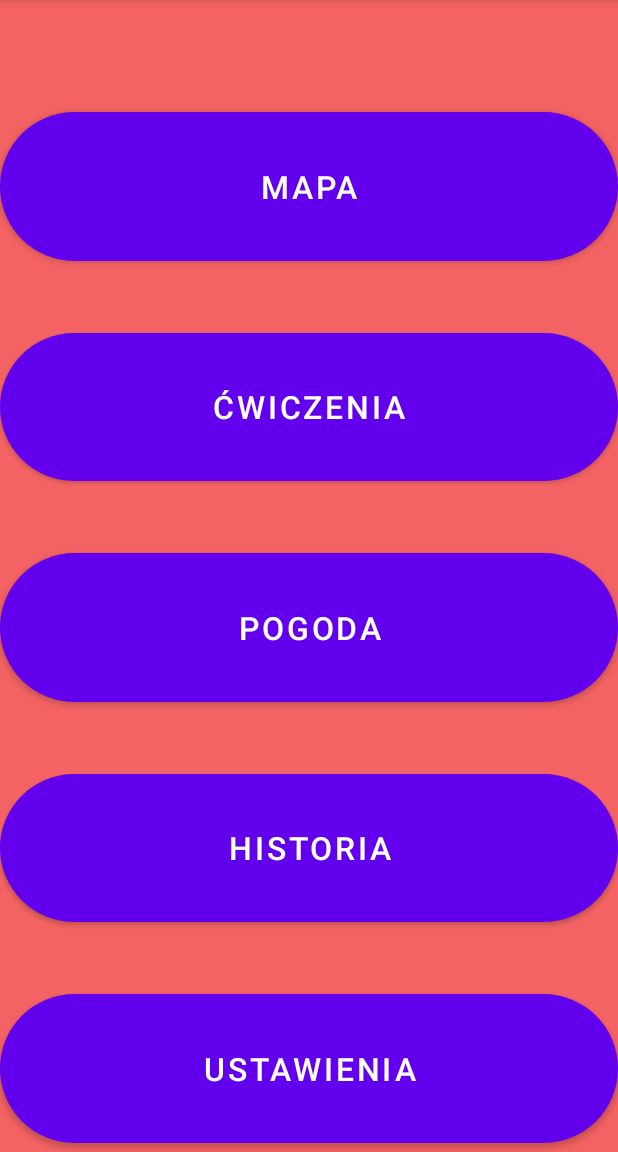
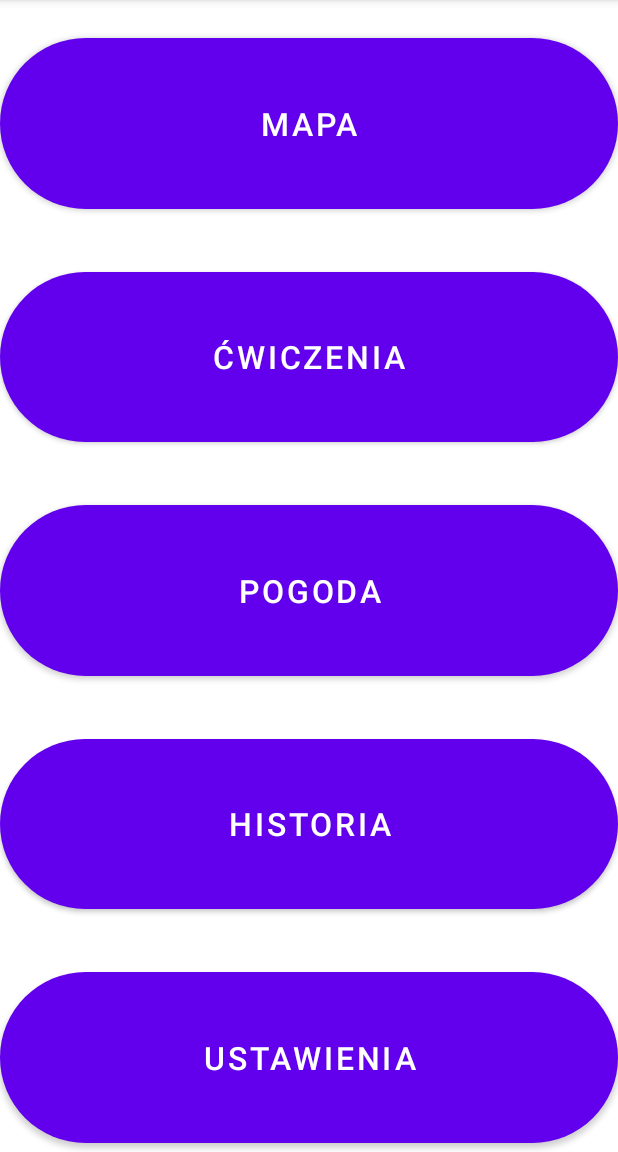
Before and after one commit to Rolfer150/reposprojekt, an Android app: the screen it shows after launch (MainActivity), on a phone screen of 412 x 824 dp, the part 84-1236 px from its top. Run offline under Robolectric (Android 15) with nearby library versions, the phone set to English and light mode, and no system bars.

Commit message:
menu layout

```diff
--- a/app/src/main/res/layout/activity_main.xml
+++ b/app/src/main/res/layout/activity_main.xml
@@ -4,17 +4,14 @@
     xmlns:tools="http://schemas.android.com/tools"
     android:layout_width="match_parent"
     android:layout_height="match_parent"
-    android:background="#F46363"
+    android:background="#FFFFFF"
     tools:context=".MainActivity">
 
     <TextView
         android:id="@+id/textView"
         android:layout_width="wrap_content"
         android:layout_height="wrap_content"
-        android:layout_marginTop="14dp"
-        android:layout_marginBottom="14dp"
         android:fontFamily="sans-serif"
-        android:textSize="30dp"
         app:layout_constraintBottom_toTopOf="@+id/button"
         app:layout_constraintEnd_toEndOf="parent"
         app:layout_constraintStart_toStartOf="parent"
@@ -24,20 +21,20 @@
         android:id="@+id/button"
         android:layout_width="0dp"
         android:layout_height="0dp"
-        android:layout_marginBottom="36dp"
+        android:layout_marginBottom="30dp"
         android:text="Mapa"
         android:textSize="21sp"
         app:cornerRadius="100dp"
         app:layout_constraintBottom_toTopOf="@+id/button2"
         app:layout_constraintEnd_toEndOf="parent"
         app:layout_constraintStart_toStartOf="parent"
-        app:layout_constraintTop_toBottomOf="@+id/textView" />
+        app:layout_constraintTop_toBottomOf="@+id/textView"  />
 
     <Button
         android:id="@+id/button2"
         android:layout_width="0dp"
         android:layout_height="0dp"
-        android:layout_marginBottom="36dp"
+        android:layout_marginBottom="30dp"
         android:text="Ćwiczenia"
         android:textSize="21sp"
         app:cornerRadius="100dp"
@@ -50,7 +47,7 @@
         android:id="@+id/button3"
         android:layout_width="0dp"
         android:layout_height="0dp"
-        android:layout_marginBottom="36dp"
+        android:layout_marginBottom="30dp"
         android:text="Pogoda"
         android:textSize="21sp"
         app:cornerRadius="100dp"
@@ -63,7 +60,7 @@
         android:id="@+id/button4"
         android:layout_width="0dp"
         android:layout_height="0dp"
-        android:layout_marginBottom="36dp"
+        android:layout_marginBottom="30dp"
         android:text="Historia"
         android:textSize="21sp"
         app:cornerRadius="100dp"
```
